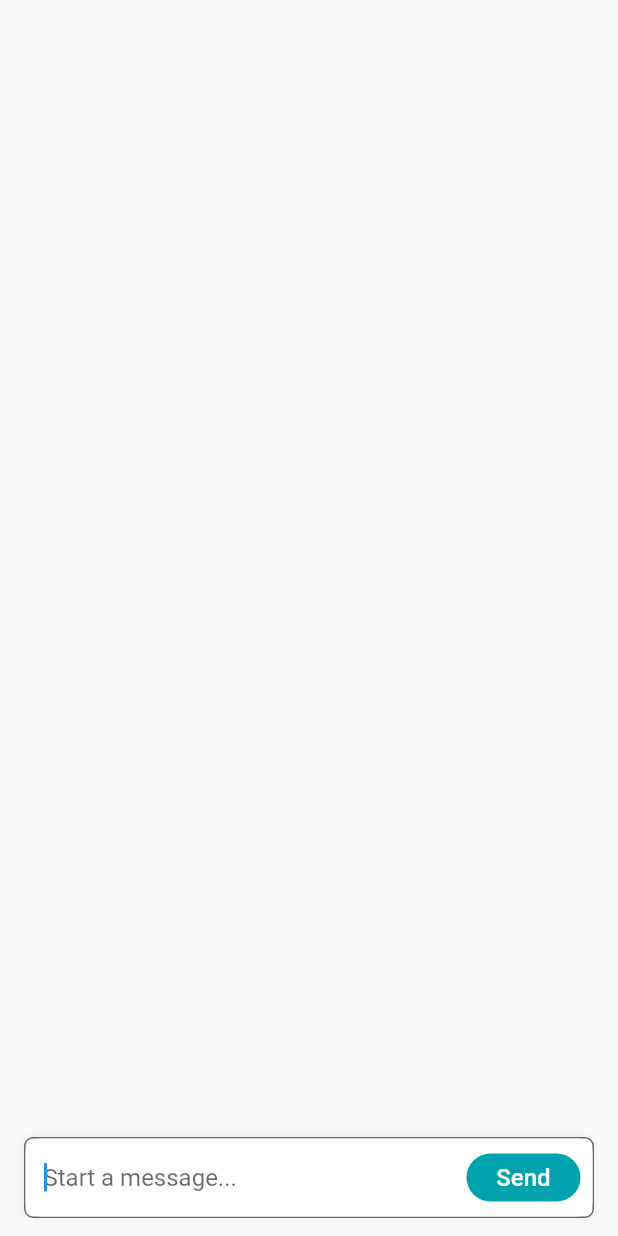
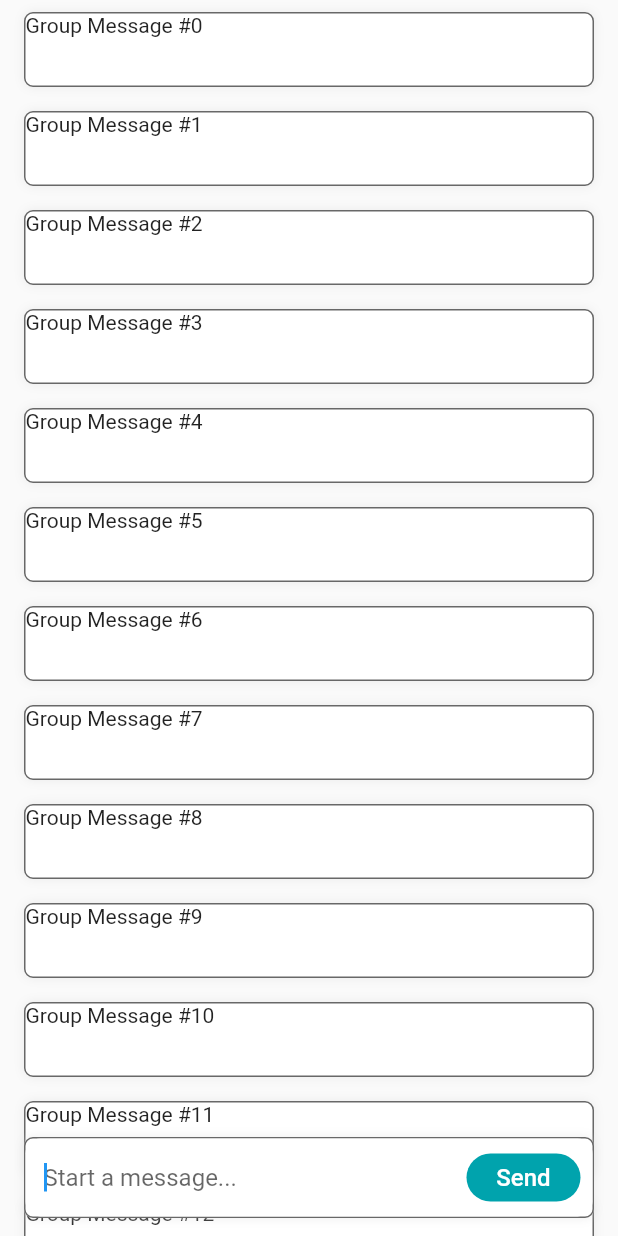
Before and after one commit to rayliverified/FlutterAndroid, a Flutter app: the screen it shows after launch, on a phone screen of 412 x 824 dp. Run offline on Flutter 3.47's test engine with Material 2 defaults, Android fonts, the phone set to English and light mode, and no system bars; our stand-ins replace bloc, flutter_bloc.

```diff
--- a/flutter_module/lib/main.dart
+++ b/flutter_module/lib/main.dart
@@ -33,6 +33,12 @@ class _MyHomePageState extends State<MyHomePage> {
       child: Scaffold(
           body: Stack(
         children: <Widget>[
+          Column(
+            crossAxisAlignment: CrossAxisAlignment.center,
+            children: [
+              GroupLoadedPage(),
+            ],
+          ),
           Align(
             alignment: Alignment.bottomCenter,
             child: ReplyBox(),
@@ -43,17 +49,58 @@ class _MyHomePageState extends State<MyHomePage> {
   }
 }
 
+class GroupLoadedPage extends StatelessWidget {
+  @override
+  Widget build(BuildContext context) {
+    final groupChatBloc = BlocProvider.of<GroupChatBloc>(context);
+
+    return Expanded(
+      child: ListView.builder(
+          itemBuilder: (BuildContext context, int index) {
+            return Container(
+              height: 50,
+              margin: EdgeInsets.symmetric(horizontal: 16, vertical: 8),
+              decoration: BoxDecoration(
+                color: Color.fromARGB(255, 255, 255, 255),
+                boxShadow: [
+                  BoxShadow(
+                    color: Color.fromARGB(128, 218, 218, 218),
+                    blurRadius: 5,
+                  ),
+                ],
+                border: Border.all(
+                    color: Color(0xAE212121),
+                    width: 1,
+                    style: BorderStyle.solid),
+                borderRadius: BorderRadius.all(Radius.circular(6)),
+              ),
+              child: Text(groupChatBloc.groupChats[index]),
+            );
+          },
+          controller: groupChatBloc.groupChatController,
+          itemCount: groupChatBloc.groupChats.length),
+    );
+  }
+}
+
 class GroupChatBloc extends Bloc<GroupChatEvent, GroupChatState> {
+  ScrollController groupChatController;
   FocusNode replyTextFocus = FocusNode();
   TextEditingController replyTextController;
+  List<String> groupChats = [];
 
   GroupChatBloc(BuildContext context) {
+    groupChatController = ScrollController();
     replyTextController = TextEditingController();
+    for (int i = 0; i < 100; i++) {
+      groupChats.add("Group Message #$i");
+    }
     showKeyboard();
   }
 
   @override
   Future<void> close() {
+    groupChatController.dispose();
     replyTextFocus.dispose();
     replyTextController.dispose();
     return super.close();
```
Also changed, not shown: 1 other file.
